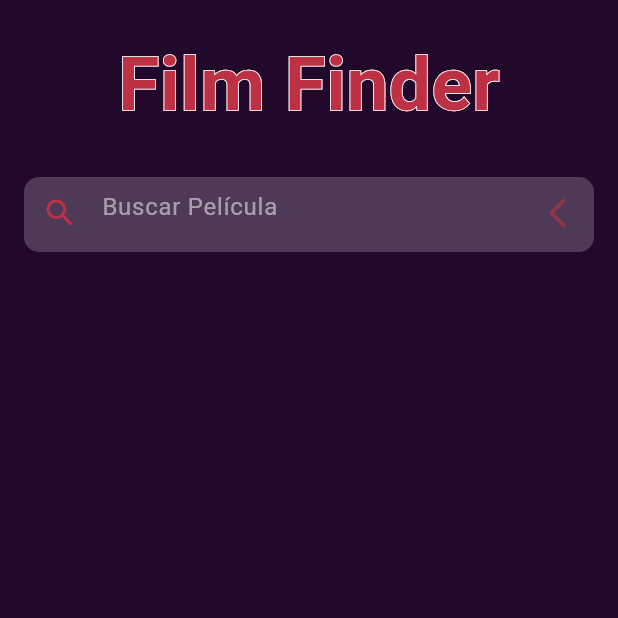
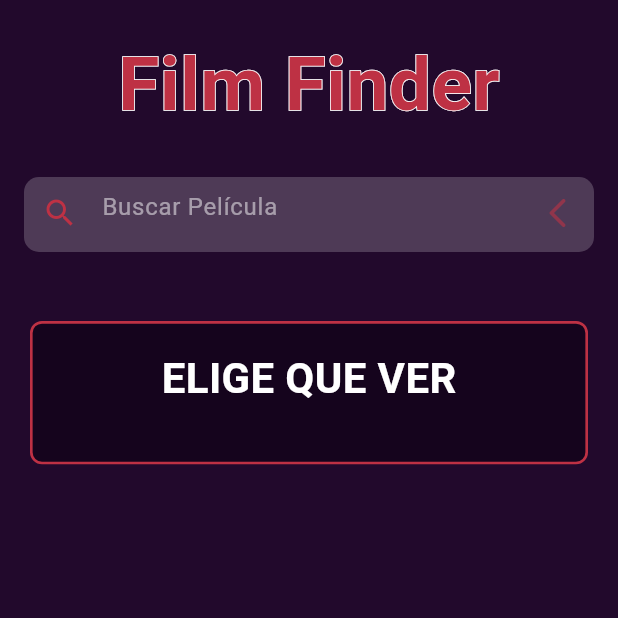
Before and after one commit to UNIZAR-30248-2024-FilmFinder/Film-Finder, a Flutter app: the InitialScreen screen opened directly, on a phone screen of 412 x 824 dp, the top half of it. Run offline on Flutter 3.47's test engine with Material 3 defaults, Android fonts, the phone set to English and light mode, and no system bars; our stand-ins replace carousel_slider, fluttertoast, google_nav_bar.

Commit message:
contenedor para los filtros

```diff
--- a/lib/pages/initial_screen.dart
+++ b/lib/pages/initial_screen.dart
@@ -1,5 +1,6 @@
 import 'package:flutter/material.dart';
 import 'package:film_finder/widgets/search_bar.dart';
+import 'package:film_finder/widgets/filters_widget.dart';
 
 class InitialScreen extends StatelessWidget {
   const InitialScreen({super.key});
@@ -44,6 +45,7 @@ class InitialScreen extends StatelessWidget {
             const SizedBox(height: 10),
             const SearchingBar(),
             const SizedBox(height: 25),
+            const Filters(),
           ],
         ),
       ),
--- /dev/null
+++ b/lib/widgets/filters_widget.dart
@@ -0,0 +1,40 @@
+import 'package:flutter/material.dart';
+
+class Filters extends StatelessWidget {
+  const Filters({super.key});
+
+  @override
+  Widget build(BuildContext context) {
+    return Padding(
+      padding: const EdgeInsets.symmetric(horizontal: 20.0),
+      child: Container(
+        width: double.infinity,
+        decoration: BoxDecoration(
+          color: const Color.fromRGBO(21, 4, 29, 1),
+          border: Border.all(
+            color: const Color.fromRGBO(190, 49, 68, 1),
+            width: 1.75,
+          ),
+          borderRadius: BorderRadius.circular(8.0),
+        ),
+        padding: const EdgeInsets.all(16.0),
+        child: const Column(
+          crossAxisAlignment: CrossAxisAlignment.start,
+          children: [
+            Center(
+              child: Text(
+                'ELIGE QUE VER',
+                style: TextStyle(
+                  fontSize: 28,
+                  fontWeight: FontWeight.bold,
+                  color: Colors.white,
+                ),
+              ),
+            ),
+            SizedBox(height: 20),
+          ],
+        ),
+      ),
+    );
+  }
+}
```
